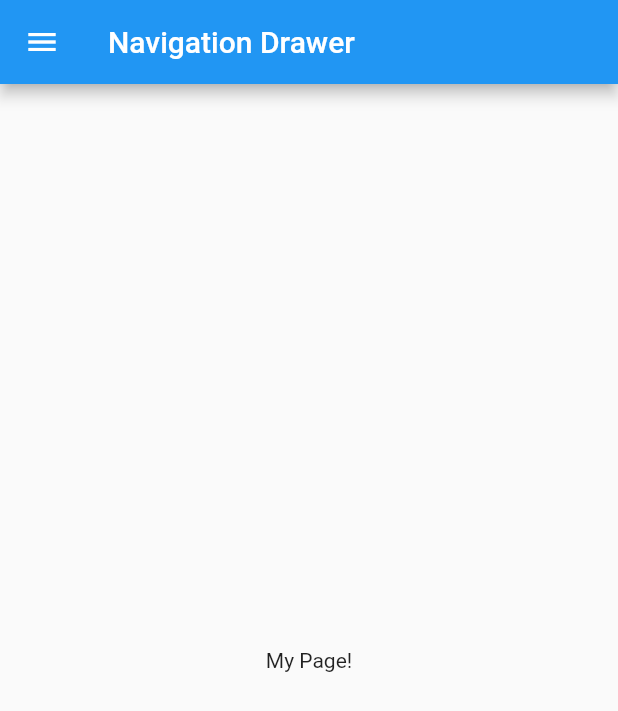
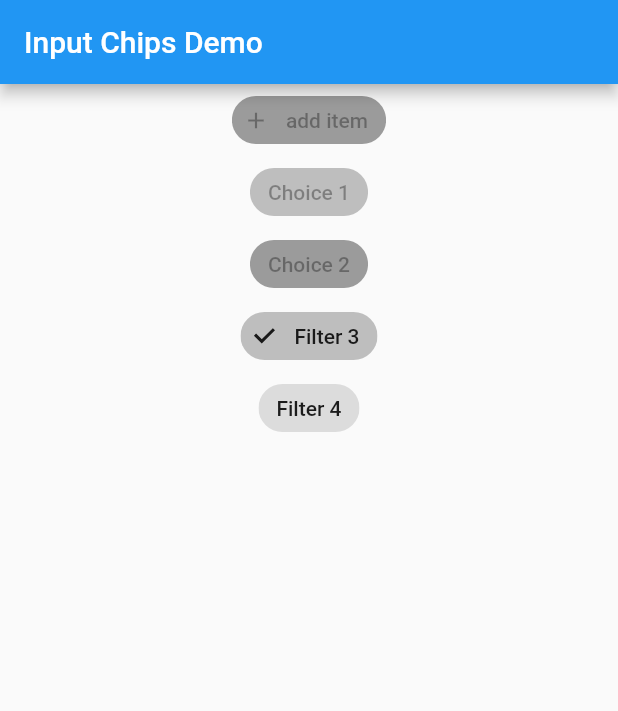
Before and after one commit to bilal1080/Cards, a Flutter app: the screen it shows after launch, on a phone screen of 412 x 824 dp. Shown: the top 711 px of the screen. Run offline on Flutter 3.47's test engine with Material 2 defaults, Android fonts, the phone set to English and light mode, and no system bars.

Commit message:
chip/16aug

```diff
--- /dev/null
+++ b/lib/chips.dart
@@ -0,0 +1,43 @@
+import 'package:flutter/material.dart';
+
+class Chips extends StatelessWidget {
+  @override
+  Widget build(BuildContext context) {
+    return MaterialApp(
+      title: 'Input Chips Demo',
+      debugShowCheckedModeBanner: false,
+      home: Scaffold(
+        appBar: AppBar(
+          title: Text('Input Chips Demo'),
+        ),
+        body: Center(
+          child: Column(
+            children: [
+              InputChip(
+                label: Text("add item"),
+                backgroundColor: Colors.blue,
+                avatar: Icon(Icons.add),
+                ),
+                ChoiceChip(
+              label: Text('Choice 1'),
+              selected: true,
+            ),
+            ChoiceChip(
+              label: Text('Choice 2'),
+              selected: false,
+            ),
+             FilterChip(
+              label: Text('Filter 3'),
+              selected: true,
+              onSelected: (bool value) {},
+            ),
+            FilterChip(
+              label: Text('Filter 4'),
+              onSelected: (bool value) {},
+            ),
+            ],),
+        )
+      ),
+    );
+  }
+}
--- a/lib/main.dart
+++ b/lib/main.dart
@@ -1,9 +1,10 @@
 import 'package:flutter/material.dart';
+import 'package:flutter_cards/chips.dart';
 //import 'package:flutter_cards/Button.dart';
 //import 'package:flutter_cards/buttomNavigation.dart';
 //import 'package:flutter_cards/date_picker.dart';
 //import 'package:flutter_cards/homescreen.dart';
-import 'package:flutter_cards/navigation_drawer.dart';
+//import 'package:flutter_cards/navigation_drawer.dart';
 //import 'package:flutter_cards/homescreen.dart';
 void main() {
   runApp(MyApp());
@@ -15,7 +16,7 @@ class MyApp extends StatelessWidget {
   Widget build(BuildContext context) {
     return MaterialApp(
       debugShowCheckedModeBanner: false,
-      home: NavigationDrawer(),
+      home: Chips(),
     );
   }
 }
```
